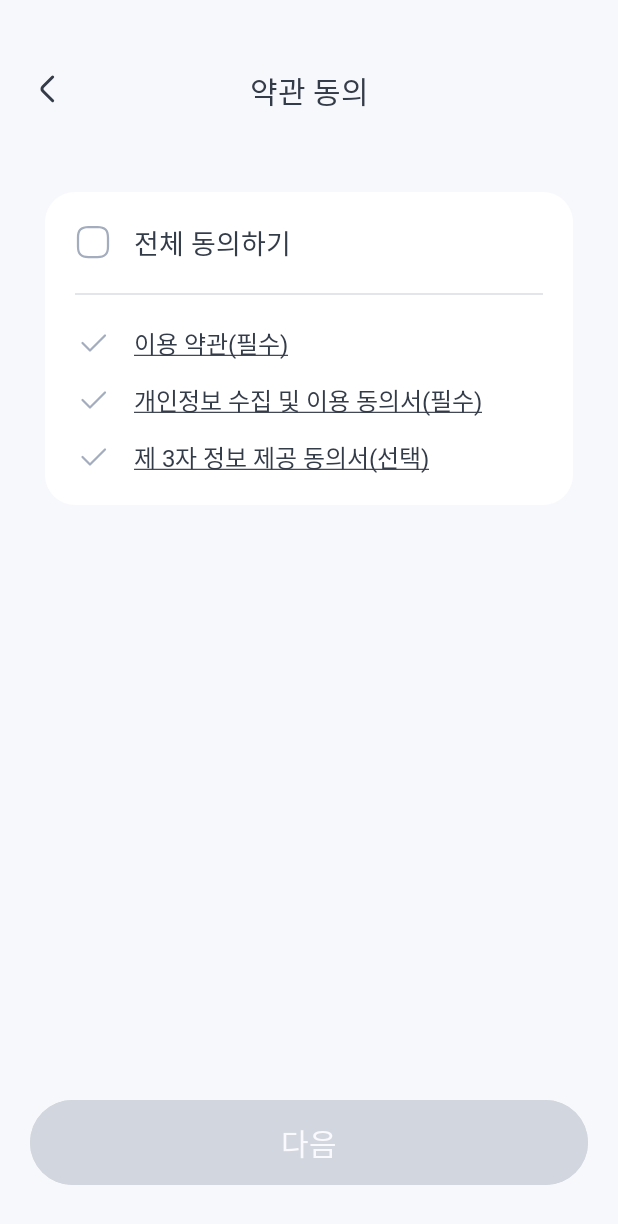
After one commit to Team-Drinkly/android-admin, an Android app: the fragment SignUpAgreementFragment shown on its own in the app's theme, on a phone screen of 412 x 824 dp. The commit adds this screen. Shown: the top 1224 px of the screen. Run offline under Robolectric (Android 15) with nearby library versions, the phone set to English and light mode, and no system bars; 1 statement that could not run was skipped.

Commit message:
[Feat] #2  회원가입 - 약관 동의 화면 구성 및 기능 구현

```diff
--- /dev/null
+++ b/app/src/main/java/com/project/drinkly_admin/ui/signUp/SignUpAgreementFragment.kt
@@ -0,0 +1,140 @@
+package com.project.drinkly_admin.ui.signUp
+
+import android.content.Intent
+import android.net.Uri
+import android.os.Bundle
+import androidx.fragment.app.Fragment
+import android.view.LayoutInflater
+import android.view.View
+import android.view.ViewGroup
+import android.widget.ImageView
+import com.project.drinkly_admin.R
+import com.project.drinkly_admin.databinding.FragmentSignUpAgreementBinding
+import com.project.drinkly_admin.ui.MainActivity
+
+class SignUpAgreementFragment : Fragment() {
+
+    lateinit var binding: FragmentSignUpAgreementBinding
+    lateinit var mainActivity: MainActivity
+
+    val isAgree = MutableList(4) { false }
+
+    override fun onCreateView(
+        inflater: LayoutInflater, container: ViewGroup?,
+        savedInstanceState: Bundle?
+    ): View? {
+
+        binding = FragmentSignUpAgreementBinding.inflate(layoutInflater)
+        mainActivity = activity as MainActivity
+
+        binding.run {
+            layoutAgreementAll.setOnClickListener {
+                isAgree[0] = !isAgree[0]
+                checkAgreementAll()
+            }
+            checkbox1.setOnClickListener {
+                isAgree[1] = !isAgree[1]
+                checkAgree(1, checkbox1)
+            }
+            checkbox2.setOnClickListener {
+                isAgree[2] = !isAgree[2]
+                checkAgree(2, checkbox2)
+            }
+            checkbox3.setOnClickListener {
+                isAgree[3] = !isAgree[3]
+                checkAgree(3, checkbox3)
+            }
+
+            // 서비스 이용 약관 확인
+            textViewAgreement1.setOnClickListener {
+                var intent = Intent(Intent.ACTION_VIEW, Uri.parse("https://drinkly.notion.site/1ae09cf02bf980eb87bdf92be7d48e54"))
+                startActivity(intent)
+            }
+
+            // 개인정보 수집 및 이용동의서 확인
+            textViewAgreement2.setOnClickListener {
+                var intent = Intent(Intent.ACTION_VIEW, Uri.parse("https://drinkly.notion.site/1ae09cf02bf980a79391e106aac091d3"))
+                startActivity(intent)
+            }
+
+            // 제 3자 정보 제공 동의서 확인
+            textViewAgreement3.setOnClickListener {
+            }
+
+            buttonNext.setOnClickListener {
+            }
+        }
+
+        return binding.root
+    }
+
+    override fun onResume() {
+        super.onResume()
+        initView()
+    }
+
+    fun checkAgreementAll() {
+        binding.run {
+            if(isAgree[0]) {
+                checkboxAll.setImageResource(R.drawable.ic_checkbox_checked)
+                isAgree.fill(true)
+                checkAgreementAllWithOthers()
+            } else {
+                checkboxAll.setImageResource(R.drawable.ic_checkbox_unchecked)
+                isAgree.fill(false)
+                checkAgreementAllWithOthers()
+            }
+        }
+        checkEnable()
+    }
+
+    fun checkAgreementAllWithOthers() {
+        binding.run {
+            listOf(
+                checkbox1,
+                checkbox2,
+                checkbox3
+            ).forEachIndexed { index, checkbox ->
+                checkAgree(index + 1, checkbox)
+            }
+        }
+    }
+
+    fun checkAgree(position: Int, view: ImageView) {
+        if(isAgree[position]) {
+            view.setImageResource(R.drawable.ic_check_checked)
+        } else {
+            view.setImageResource(R.drawable.ic_check_unchecked)
+        }
+        checkEnable()
+        if(isAgree[1] && isAgree[2] && isAgree[3]) {
+            isAgree[0] = true
+            binding.checkboxAll.setImageResource(R.drawable.ic_checkbox_checked)
+        } else {
+            isAgree[0] = false
+            binding.checkboxAll.setImageResource(R.drawable.ic_checkbox_unchecked)
+        }
+    }
+
+    fun checkEnable() {
+        binding.run {
+            if(isAgree[1] && isAgree[2]) {
+                buttonNext.isEnabled = true
+            } else {
+                buttonNext.isEnabled = false
+            }
+        }
+    }
+
+    fun initView() {
+        binding.run {
+            toolbar.run {
+                textViewTitle.text = "약관 동의"
+                buttonBack.setOnClickListener {
+                    fragmentManager?.popBackStack()
+                }
+            }
+        }
+    }
+
+}
--- /dev/null
+++ b/app/src/main/res/drawable/background_white_radius20.xml
@@ -0,0 +1,7 @@
+<?xml version="1.0" encoding="utf-8"?>
+<shape xmlns:android="http://schemas.android.com/apk/res/android">
+
+    <solid android:color="@color/white"/>
+
+    <corners android:radius="20dp"/>
+</shape>
--- /dev/null
+++ b/app/src/main/res/drawable/ic_check_checked.xml
@@ -0,0 +1,13 @@
+<vector xmlns:android="http://schemas.android.com/apk/res/android"
+    android:width="24dp"
+    android:height="24dp"
+    android:viewportWidth="24"
+    android:viewportHeight="24">
+  <path
+      android:pathData="M5,11.994L9.994,16.988L20,7"
+      android:strokeLineJoin="round"
+      android:strokeWidth="1.5"
+      android:fillColor="#00000000"
+      android:strokeColor="#5168EC"
+      android:strokeLineCap="round"/>
+</vector>
--- /dev/null
+++ b/app/src/main/res/drawable/ic_check_unchecked.xml
@@ -0,0 +1,13 @@
+<vector xmlns:android="http://schemas.android.com/apk/res/android"
+    android:width="24dp"
+    android:height="24dp"
+    android:viewportWidth="24"
+    android:viewportHeight="24">
+  <path
+      android:pathData="M5,11.994L9.994,16.988L20,7"
+      android:strokeLineJoin="round"
+      android:strokeWidth="1.5"
+      android:fillColor="#00000000"
+      android:strokeColor="#A4ADBE"
+      android:strokeLineCap="round"/>
+</vector>
--- /dev/null
+++ b/app/src/main/res/drawable/ic_checkbox_checked.xml
@@ -0,0 +1,9 @@
+<vector xmlns:android="http://schemas.android.com/apk/res/android"
+    android:width="24dp"
+    android:height="24dp"
+    android:viewportWidth="24"
+    android:viewportHeight="24">
+  <path
+      android:pathData="M16.188,2H7.809C4.17,2 2,4.17 2,7.81V16.18C2,19.83 4.17,22 7.809,22H16.178C19.817,22 21.987,19.83 21.987,16.19V7.81C21.997,4.17 19.827,2 16.188,2ZM16.778,9.7L11.109,15.37C10.969,15.51 10.779,15.59 10.579,15.59C10.379,15.59 10.189,15.51 10.049,15.37L7.219,12.54C6.929,12.25 6.929,11.77 7.219,11.48C7.509,11.19 7.989,11.19 8.279,11.48L10.579,13.78L15.718,8.64C16.008,8.35 16.488,8.35 16.778,8.64C17.068,8.93 17.068,9.4 16.778,9.7Z"
+      android:fillColor="#5168EC"/>
+</vector>
--- /dev/null
+++ b/app/src/main/res/drawable/ic_checkbox_unchecked.xml
@@ -0,0 +1,9 @@
+<vector xmlns:android="http://schemas.android.com/apk/res/android"
+    android:width="24dp"
+    android:height="24dp"
+    android:viewportWidth="24"
+    android:viewportHeight="24">
+  <path
+      android:pathData="M14.998,22.75H8.999C3.57,22.75 1.25,20.43 1.25,15V9C1.25,3.57 3.57,1.25 8.999,1.25H14.998C20.427,1.25 22.747,3.57 22.747,9V15C22.747,20.43 20.427,22.75 14.998,22.75ZM8.999,2.75C4.39,2.75 2.75,4.39 2.75,9V15C2.75,19.61 4.39,21.25 8.999,21.25H14.998C19.607,21.25 21.247,19.61 21.247,15V9C21.247,4.39 19.607,2.75 14.998,2.75H8.999Z"
+      android:fillColor="#A4ADBE"/>
+</vector>
--- /dev/null
+++ b/app/src/main/res/layout/fragment_sign_up_agreement.xml
@@ -0,0 +1,168 @@
+<?xml version="1.0" encoding="utf-8"?>
+<androidx.constraintlayout.widget.ConstraintLayout xmlns:android="http://schemas.android.com/apk/res/android"
+    xmlns:tools="http://schemas.android.com/tools"
+    android:layout_width="match_parent"
+    android:layout_height="match_parent"
+    android:paddingHorizontal="20dp"
+    xmlns:app="http://schemas.android.com/apk/res-auto"
+    tools:context=".ui.signUp.SignUpAgreementFragment">
+
+    <include
+        android:id="@+id/toolbar"
+        layout="@layout/toolbar_back_title"
+        android:layout_width="0dp"
+        android:layout_height="wrap_content"
+        app:layout_constraintEnd_toEndOf="parent"
+        app:layout_constraintStart_toStartOf="parent"
+        app:layout_constraintTop_toTopOf="parent" />
+
+    <Button
+        android:id="@+id/button_next"
+        style="@style/NextButton"
+        android:layout_width="0dp"
+        android:layout_height="wrap_content"
+        android:layout_marginBottom="30dp"
+        android:text="다음"
+        android:enabled="false"
+        app:layout_constraintBottom_toBottomOf="parent"
+        app:layout_constraintEnd_toEndOf="parent"
+        app:layout_constraintStart_toStartOf="parent" />
+
+    <androidx.constraintlayout.widget.ConstraintLayout
+        android:layout_width="match_parent"
+        android:layout_height="wrap_content"
+        android:layout_marginHorizontal="10dp"
+        android:layout_marginTop="30dp"
+        android:background="@drawable/background_white_radius20"
+        android:padding="20dp"
+        app:layout_constraintBottom_toBottomOf="parent"
+        app:layout_constraintEnd_toEndOf="parent"
+        app:layout_constraintStart_toStartOf="parent"
+        app:layout_constraintTop_toBottomOf="@+id/toolbar"
+        app:layout_constraintVertical_bias="0.0">
+
+        <LinearLayout
+            android:id="@+id/layout_agreement_all"
+            android:layout_width="match_parent"
+            android:layout_height="wrap_content"
+            android:orientation="horizontal"
+            app:layout_constraintEnd_toEndOf="parent"
+            app:layout_constraintStart_toStartOf="parent"
+            app:layout_constraintTop_toTopOf="parent">
+
+            <ImageView
+                android:id="@+id/checkbox_all"
+                android:layout_width="wrap_content"
+                android:layout_height="wrap_content"
+                android:layout_gravity="center"
+                android:src="@drawable/ic_checkbox_unchecked" />
+
+            <TextView
+                android:id="@+id/textView_agreement_all"
+                style="@style/SubTitle1"
+                android:layout_width="wrap_content"
+                android:layout_height="wrap_content"
+                android:layout_gravity="center"
+                android:layout_marginLeft="15dp"
+                android:layout_weight="1"
+                android:text="전체 동의하기" />
+
+        </LinearLayout>
+
+        <View
+            android:id="@+id/divider"
+            android:layout_width="match_parent"
+            android:layout_height="1dp"
+            android:layout_marginTop="20dp"
+            android:layout_weight="1"
+            android:background="@color/gray4"
+            app:layout_constraintEnd_toEndOf="@+id/layout_agreement_all"
+            app:layout_constraintStart_toStartOf="@+id/layout_agreement_all"
+            app:layout_constraintTop_toBottomOf="@+id/layout_agreement_all" />
+
+        <LinearLayout
+            android:id="@+id/layout_agreement1"
+            android:layout_width="match_parent"
+            android:layout_height="wrap_content"
+            android:orientation="horizontal"
+            android:layout_marginTop="20dp"
+            app:layout_constraintEnd_toEndOf="parent"
+            app:layout_constraintStart_toStartOf="parent"
+            app:layout_constraintTop_toBottomOf="@+id/divider">
+
+            <ImageView
+                android:id="@+id/checkbox1"
+                android:layout_width="wrap_content"
+                android:layout_height="wrap_content"
+                android:layout_gravity="center"
+                android:src="@drawable/ic_check_unchecked" />
+
+            <TextView
+                android:id="@+id/textView_agreement1"
+                style="@style/body1"
+                android:layout_width="wrap_content"
+                android:layout_height="wrap_content"
+                android:layout_gravity="center"
+                android:layout_marginLeft="15dp"
+                android:layout_weight="1"
+                android:text="@string/agreement1" />
+
+        </LinearLayout>
+
+        <LinearLayout
+            android:id="@+id/layout_agreement2"
+            android:layout_width="match_parent"
+            android:layout_height="wrap_content"
+            android:orientation="horizontal"
+            android:layout_marginTop="14dp"
+            app:layout_constraintEnd_toEndOf="parent"
+            app:layout_constraintStart_toStartOf="parent"
+            app:layout_constraintTop_toBottomOf="@+id/layout_agreement1">
+
+            <ImageView
+                android:id="@+id/checkbox2"
+                android:layout_width="wrap_content"
+                android:layout_height="wrap_content"
+                android:layout_gravity="center"
+                android:src="@drawable/ic_check_unchecked" />
+
+            <TextView
+                android:id="@+id/textView_agreement2"
+                style="@style/body1"
+                android:layout_width="wrap_content"
+                android:layout_height="wrap_content"
+                android:layout_gravity="center"
+                android:layout_marginLeft="15dp"
+                android:layout_weight="1"
+                android:text="@string/agreement2" />
+        </LinearLayout>
+
+        <LinearLayout
+            android:id="@+id/layout_agreement3"
+            android:layout_width="match_parent"
+            android:layout_height="wrap_content"
+            android:orientation="horizontal"
+            android:layout_marginTop="14dp"
+            app:layout_constraintEnd_toEndOf="parent"
+            app:layout_constraintStart_toStartOf="parent"
+            app:layout_constraintTop_toBottomOf="@+id/layout_agreement2">
+
+            <ImageView
+                android:id="@+id/checkbox3"
+                android:layout_width="wrap_content"
+                android:layout_height="wrap_content"
+                android:layout_gravity="center"
+                android:src="@drawable/ic_check_unchecked" />
+
+            <TextView
+                android:id="@+id/textView_agreement3"
+                style="@style/body1"
+                android:layout_width="wrap_content"
+                android:layout_height="wrap_content"
+                android:layout_gravity="center"
+                android:layout_marginLeft="15dp"
+                android:layout_weight="1"
+                android:text="@string/agreement3" />
+        </LinearLayout>
+    </androidx.constraintlayout.widget.ConstraintLayout>
+</androidx.constraintlayout.widget.ConstraintLayout>
--- a/app/src/main/res/values/strings.xml
+++ b/app/src/main/res/values/strings.xml
@@ -1,3 +1,8 @@
 <resources>
     <string name="app_name">Drinkly-Admin</string>
+
+    <!-- 약관 -->
+    <string name="agreement1"><u>이용 약관(필수)</u></string>
+    <string name="agreement2"><u>개인정보 수집 및 이용 동의서(필수)</u></string>
+    <string name="agreement3"><u>제 3자 정보 제공 동의서(선택)</u></string>
 </resources>
```
Also changed, not shown: app/src/main/res/drawable/img_pass.png (added).
